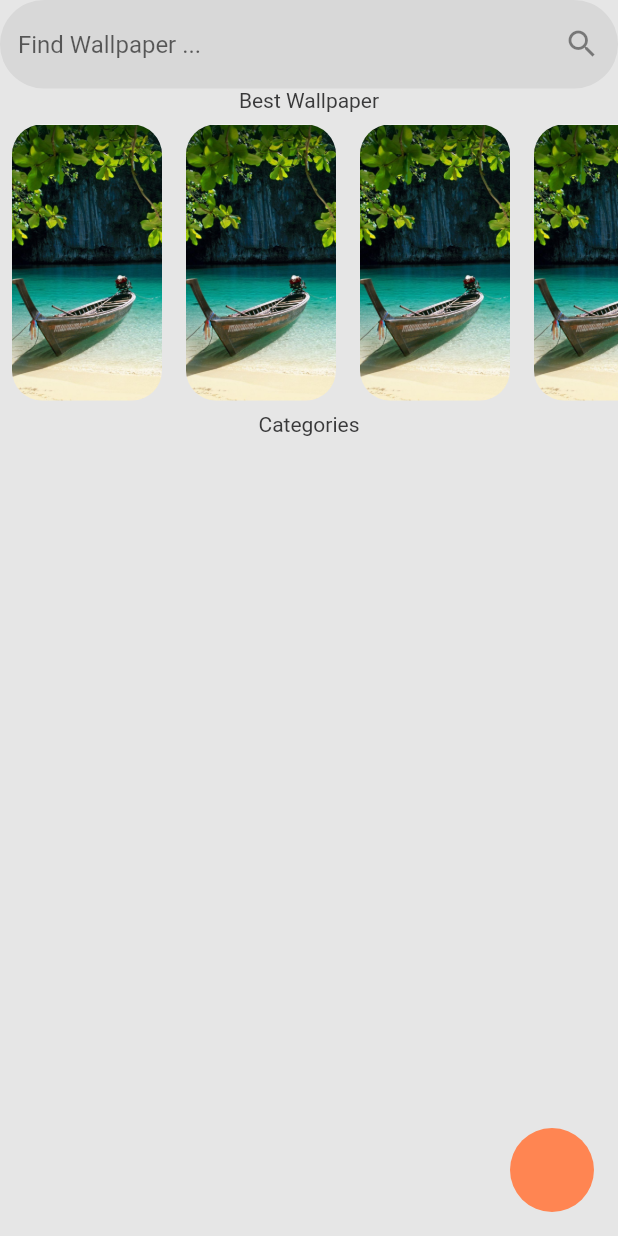
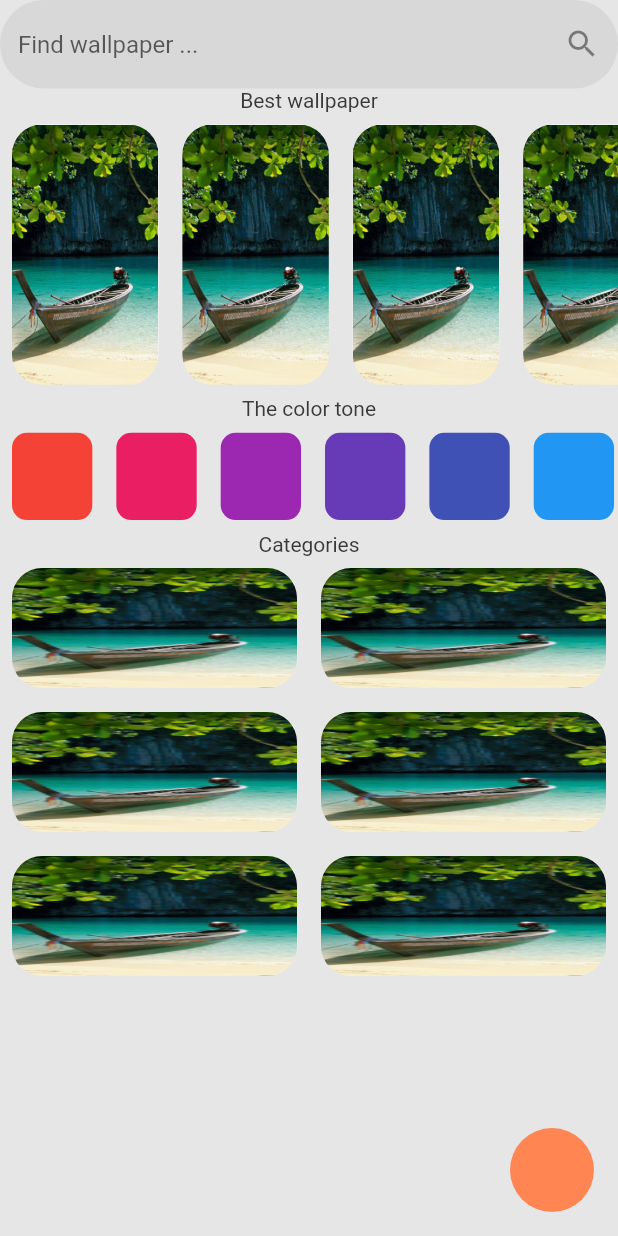
Before and after one commit to mahmoud-eslami/fake_wallpaper, a Flutter app: the screen it shows after launch, on a phone screen of 412 x 824 dp. Run offline on Flutter 3.47's test engine with Material 2 defaults, Android fonts, the phone set to English and light mode, and no system bars; our stand-ins replace get.

Commit message:
color tone and category widget added to home widget

```diff
--- a/lib/main.dart
+++ b/lib/main.dart
@@ -1,8 +1,10 @@
 import 'package:flutter/material.dart';
-import 'package:flutter_wallpaper/recources/app_strings/app_strings.dart';
-import 'package:flutter_wallpaper/recources/app_themes/app_themes.dart';
+import 'package:flutter_wallpaper/utils/size_config/size_config.dart';
 import 'package:flutter_wallpaper/views/home_screen/home_screen.dart';
 import 'package:get/get.dart';
+
+import 'resource/app_strings/app_strings.dart';
+import 'resource/app_themes/app_themes.dart';
 
 void main() {
   runApp(MyApp());
@@ -11,6 +13,11 @@ void main() {
 class MyApp extends StatelessWidget {
   @override
   Widget build(BuildContext context) {
+    return LayoutBuilder(
+      builder: (context, constraints) {
+        return OrientationBuilder(
+          builder: (context, orientation) {
+            SizeConfig().init(constraints, orientation);
             return GetMaterialApp(
               debugShowCheckedModeBanner: false,
               title: AppStrings.appName,
@@ -18,5 +25,9 @@ class MyApp extends StatelessWidget {
               darkTheme: AppThemes.dark,
               home: HomeScreen(),
             );
+          },
+        );
+      },
+    );
   }
 }
--- a/lib/recources/app_strings/app_strings.dart
+++ /dev/null
@@ -1,6 +0,0 @@
-class AppStrings{
-  static const String appName = 'wallpaperApp';
-  static const String searchBarHint = 'Find Wallpaper ...';
-  static const String bestWallpaper = 'Best Wallpaper';
-  static const String categories = 'Categories';
-}
--- /dev/null
+++ b/lib/resource/app_strings/app_strings.dart
@@ -0,0 +1,7 @@
+class AppStrings{
+  static const String appName = 'wallpaperApp';
+  static const String searchBarHint = 'Find wallpaper ...';
+  static const String bestWallpaper = 'Best wallpaper';
+  static const String categories = 'Categories';
+  static const String colorTone = 'The color tone';
+}
--- a/lib/recources/app_themes/app_themes.dart
+++ b/lib/resource/app_themes/app_themes.dart
@@ -1,5 +1,5 @@
 import 'package:flutter/material.dart';
-import 'package:flutter_wallpaper/recources/app_colors/app_colors.dart';
+import 'package:flutter_wallpaper/resource/app_colors/app_colors.dart';
 
 class AppThemes {
   static final light = ThemeData.light().copyWith(
--- /dev/null
+++ b/lib/utils/size_config/size_config.dart
@@ -0,0 +1,39 @@
+import 'package:flutter/material.dart';
+
+class SizeConfig {
+  static double _screenWidth;
+  static double _screenHeight;
+  static double _blockWidth = 0;
+  static double _blockHeight = 0;
+
+  static double textMultiplier;
+  static double imageSizeMultiplier;
+  static double heightMultiplier;
+  static double widthMultiplier;
+  static bool isPortrait = true;
+  static bool isMobilePortrait = false;
+
+  void init(BoxConstraints constraints, Orientation orientation) {
+    if (orientation == Orientation.portrait) {
+      _screenWidth = constraints.maxWidth;
+      _screenHeight = constraints.maxHeight;
+      isPortrait = true;
+      if (_screenWidth < 450) {
+        isMobilePortrait = true;
+      }
+    } else {
+      _screenWidth = constraints.maxHeight;
+      _screenHeight = constraints.maxWidth;
+      isPortrait = false;
+      isMobilePortrait = false;
+    }
+
+    _blockWidth = _screenWidth / 100;
+    _blockHeight = _screenHeight / 100;
+
+    textMultiplier = _blockHeight;
+    imageSizeMultiplier = _blockWidth;
+    heightMultiplier = _blockHeight;
+    widthMultiplier = _blockWidth;
+  }
+}
--- a/lib/views/home_screen/home_screen.dart
+++ b/lib/views/home_screen/home_screen.dart
@@ -1,7 +1,8 @@
 import 'package:flutter/material.dart';
-import 'package:flutter_wallpaper/recources/app_colors/app_colors.dart';
-import 'package:flutter_wallpaper/recources/app_strings/app_strings.dart';
-import 'package:flutter_wallpaper/recources/app_themes/app_themes.dart';
+import 'package:flutter_wallpaper/resource/app_colors/app_colors.dart';
+import 'package:flutter_wallpaper/resource/app_strings/app_strings.dart';
+import 'package:flutter_wallpaper/resource/app_themes/app_themes.dart';
+import 'package:flutter_wallpaper/utils/size_config/size_config.dart';
 import 'package:get/get.dart';
 
 class HomeScreen extends StatelessWidget {
@@ -18,6 +19,7 @@ class HomeScreen extends StatelessWidget {
           children: [
             SearchBar(),
             BestWallpaperWidget(),
+            ColorToneWidget(),
             CategoryWidget(),
           ],
         ),
@@ -71,7 +73,7 @@ class BestWallpaperWidget extends StatelessWidget {
           AppStrings.bestWallpaper,
         ),
         SizedBox(
-          height: 200,
+          height: SizeConfig.heightMultiplier * 23,
           child: ListView.builder(
             scrollDirection: Axis.horizontal,
             itemCount: 10,
@@ -92,11 +94,40 @@ class BestWallpaperWidget extends StatelessWidget {
           //todo: add cache network image here
           child: Image.asset(
             'assets/images/wall.jpg',
-            width: 100,
             fit: BoxFit.fill,
           ),
         ),
       );
+}
+
+class ColorToneWidget extends StatelessWidget {
+  @override
+  Widget build(BuildContext context) {
+    return Column(
+      children: [
+        Text(AppStrings.colorTone),
+        SizedBox(
+          height: SizeConfig.heightMultiplier * 9,
+          child: ListView.builder(
+            scrollDirection: Axis.horizontal,
+            itemCount: 10,
+            itemBuilder: (context, index) {
+              return Padding(
+                padding: const EdgeInsets.all(8.0),
+                child: Container(
+                  width: SizeConfig.widthMultiplier * 13,
+                  decoration: BoxDecoration(
+                    color: Colors.primaries[index],
+                    borderRadius: BorderRadius.circular(10),
+                  ),
+                ),
+              );
+            },
+          ),
+        ),
+      ],
+    );
+  }
 }
 
 class CategoryWidget extends StatelessWidget {
@@ -107,7 +138,45 @@ class CategoryWidget extends StatelessWidget {
         Text(
           AppStrings.categories,
         ),
+        Wrap(
+          children: [
+            Row(
+              children: [
+                Expanded(child: categoryItemWidget()),
+                Expanded(child: categoryItemWidget()),
+              ],
+            ),
+            Row(
+              children: [
+                Expanded(child: categoryItemWidget()),
+                Expanded(child: categoryItemWidget()),
+              ],
+            ),
+            Row(
+              children: [
+                Expanded(child: categoryItemWidget()),
+                Expanded(child: categoryItemWidget()),
+              ],
+            ),
+          ],
+        ),
       ],
     );
   }
+
+  Widget categoryItemWidget() => Padding(
+        padding: const EdgeInsets.all(8.0),
+        child: Material(
+          shape: RoundedRectangleBorder(
+            borderRadius: BorderRadius.circular(20),
+          ),
+          clipBehavior: Clip.antiAliasWithSaveLayer,
+          //todo: add cache network image here
+          child: Image.asset(
+            'assets/images/wall.jpg',
+            height: 80,
+            fit: BoxFit.fill,
+          ),
+        ),
+      );
 }
--- a/pubspec.yaml
+++ b/pubspec.yaml
@@ -24,6 +24,7 @@ dependencies:
   flutter_icons: ^1.1.0
   flutter_launcher_icons: ^0.8.1
   flutter_staggered_grid_view: ^0.3.4
+  google_fonts: ^1.1.2
 
 dev_dependencies:
   flutter_test:
```
Also changed, not shown: lib/resource/app_colors/app_colors.dart (renamed from lib/recources/app_colors/app_colors.dart), pubspec.lock. Lines whose indentation alone changed are shown as unchanged.
